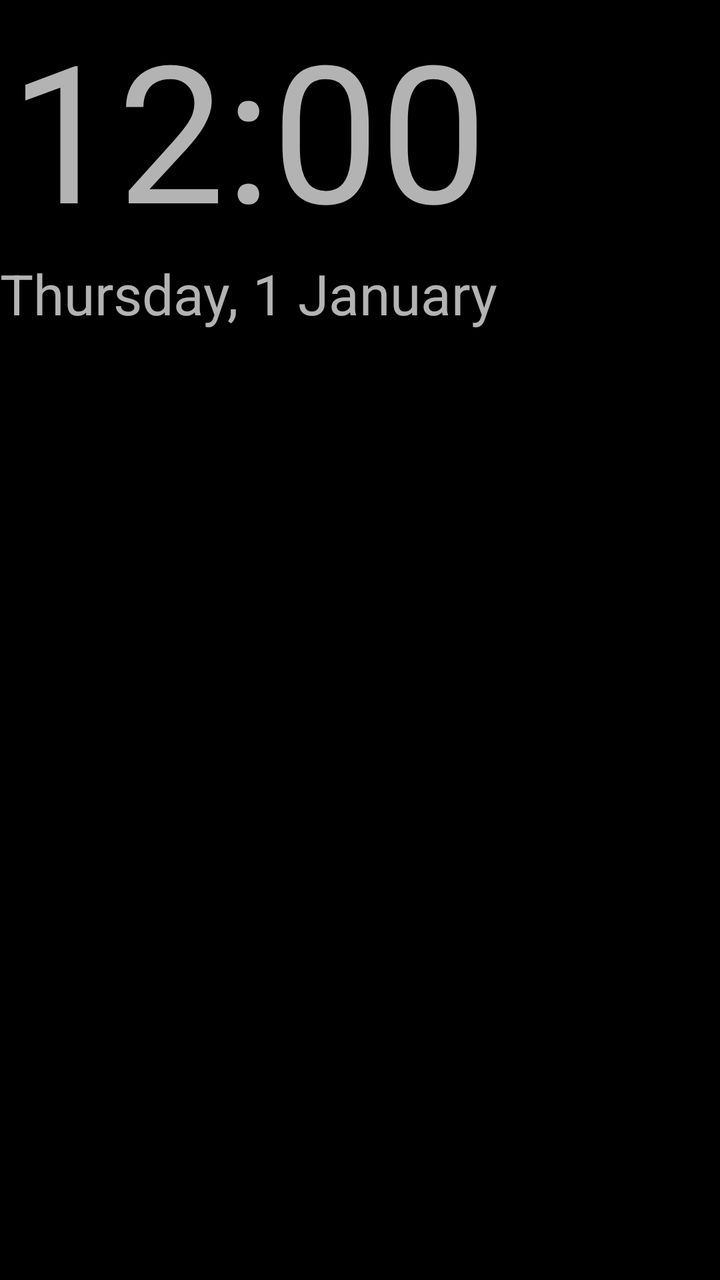
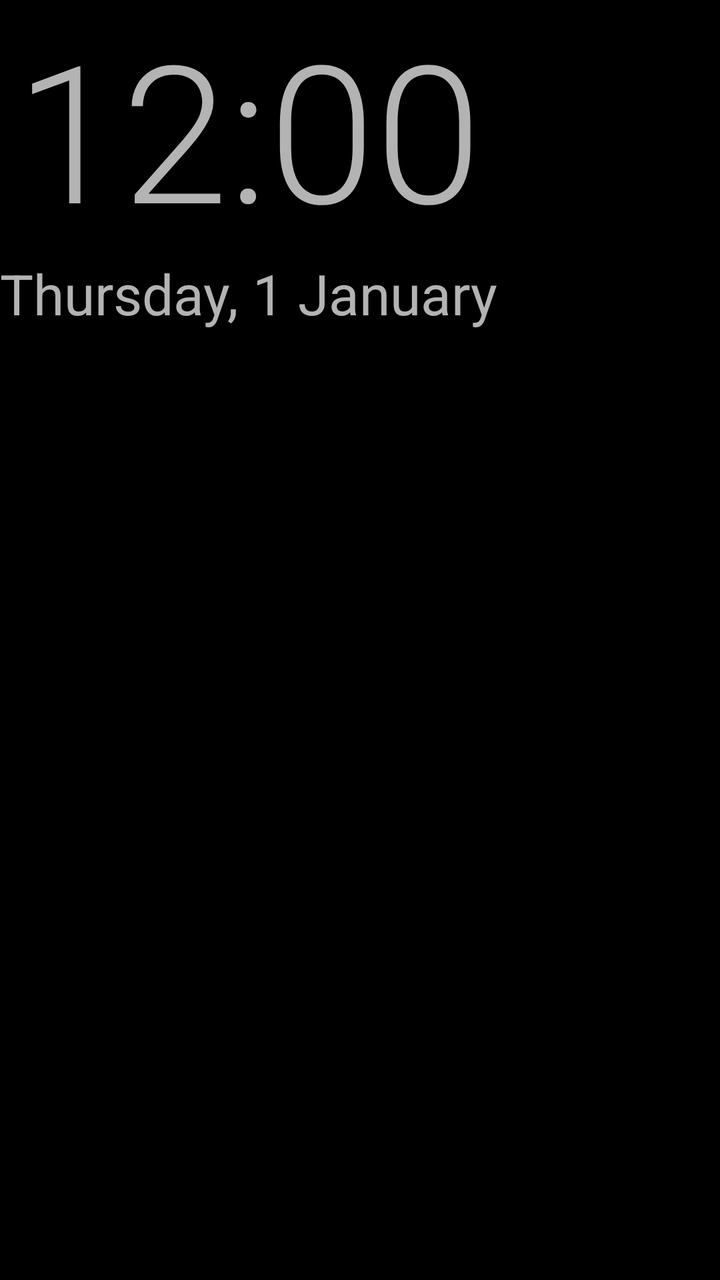

Before-and-after screenshots of an Android layout around one commit, followed by the original layout XML and the change that was made.
<!-- AndroidManifest.xml: application theme Theme.Tx6Home -->
<!-- res/layout/dream.xml -->
<?xml version="1.0" encoding="utf-8"?>
<FrameLayout xmlns:android="http://schemas.android.com/apk/res/android"
    xmlns:tools="http://schemas.android.com/tools"
    android:id="@+id/dream_root"
    tools:ignore="Overdraw,UselessParent"
    android:layout_width="match_parent"
    android:layout_height="match_parent"
    android:background="@android:color/black">

    <LinearLayout
        android:id="@+id/dream_clock"
        android:layout_width="wrap_content"
        android:layout_height="wrap_content"
        android:gravity="center_horizontal"
        android:orientation="vertical">

        <TextClock
            android:layout_width="wrap_content"
            android:layout_height="wrap_content"
            android:format12Hour="@string/time_12"
            android:format24Hour="@string/time_24"
            android:textColor="@color/dream_text"
            android:textSize="@dimen/dream_clock" />

        <TextClock
            android:layout_width="wrap_content"
            android:layout_height="wrap_content"
            android:format12Hour="@string/date_format"
            android:format24Hour="@string/date_format"
            android:textColor="@color/dream_text"
            android:textSize="@dimen/dream_date" />
    </LinearLayout>
</FrameLayout>
<!-- resources referenced by this layout -->
<resources>
  <color name="dream_text">#B3FFFFFF</color>
  <dimen name="dream_clock">96sp</dimen>
  <dimen name="dream_date">28sp</dimen>
  <string name="date_format" translatable="false">EEEE, d MMMM</string>
  <string name="time_12" translatable="false">h:mm</string>
  <string name="time_24" translatable="false">HH:mm</string>
  <style name="Theme.Tx6Home" parent="@android:style/Theme.Material.NoActionBar.Fullscreen">
          <item name="android:windowBackground">@drawable/window_background</item>
          <item name="android:colorAccent">@color/text_primary</item>
          
          <item name="android:windowAnimationStyle">@null</item>
      </style>
  <!-- drawable window_background (drawable) -->
  <?xml version="1.0" encoding="utf-8"?>
  <shape xmlns:android="http://schemas.android.com/apk/res/android">
      <gradient
          android:angle="270"
          android:startColor="@color/background_top"
          android:endColor="@color/background_bottom" />
  </shape>
  <color name="text_primary">#FFFFFFFF</color>
  <color name="background_top">#FF1B2330</color>
  <color name="background_bottom">#FF0D1117</color>
</resources>

<!-- the commit's change to res/layout/dream.xml (unified diff, before → after) -->
@@ -15,6 +15,7 @@
         android:orientation="vertical">
 
         <TextClock
+            style="@style/Font.Display"
             android:layout_width="wrap_content"
             android:layout_height="wrap_content"
             android:format12Hour="@string/time_12"
@@ -23,6 +24,7 @@
             android:textSize="@dimen/dream_clock" />
 
         <TextClock
+            style="@style/Font.Text"
             android:layout_width="wrap_content"
             android:layout_height="wrap_content"
             android:format12Hour="@string/date_format"
<!-- resource entries referenced after the edit -->
@@ -6,6 +6,12 @@
   <string name="date_format" translatable="false">EEEE, d MMMM</string>
   <string name="time_12" translatable="false">h:mm</string>
   <string name="time_24" translatable="false">HH:mm</string>
+  <style name="Font.Display">
+          <item name="android:fontFamily">sans-serif-light</item>
+      </style>
+  <style name="Font.Text">
+          <item name="android:fontFamily">sans-serif</item>
+      </style>
   <style name="Theme.Tx6Home" parent="@android:style/Theme.Material.NoActionBar.Fullscreen">
           <item name="android:windowBackground">@drawable/window_background</item>
           <item name="android:colorAccent">@color/text_primary</item>
